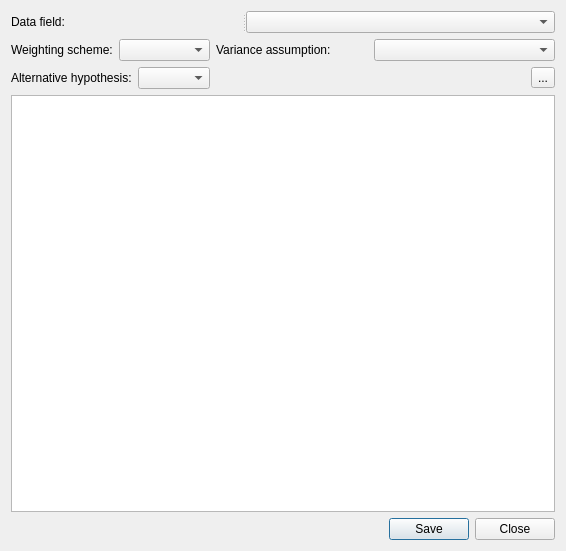
Above: plugin/local_dialog_base.ui from IZSVenezie/VetEpiGIS-Stat before the change. Below: the same form after it.
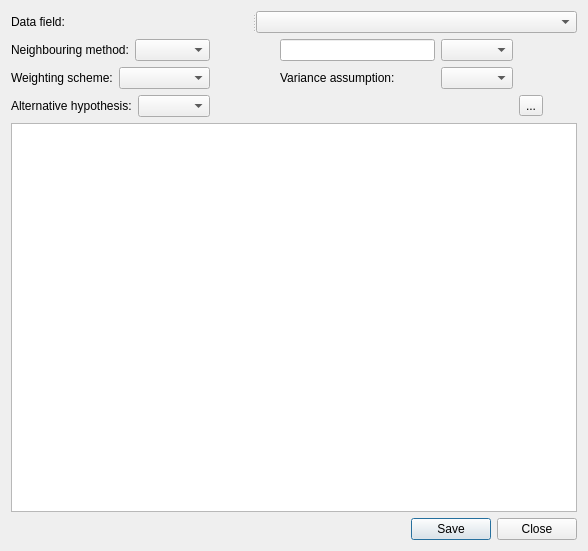
That is the form after the change.

What changed in the file:
```diff
--- a/plugin/local_dialog_base.ui
+++ b/plugin/local_dialog_base.ui
@@ -6,17 +6,15 @@
    <rect>
     <x>0</x>
     <y>0</y>
-    <width>566</width>
+    <width>588</width>
     <height>551</height>
    </rect>
   </property>
   <property name="windowTitle">
    <string>Dialog</string>
   </property>
-  <layout class="QGridLayout" name="gridLayout_4">
-   <item row="0" column="0">
     <layout class="QGridLayout" name="gridLayout_3">
-     <item row="0" column="0" colspan="4">
+   <item row="0" column="0" colspan="6">
       <widget class="QSplitter" name="splitter">
        <property name="orientation">
         <enum>Qt::Horizontal</enum>
@@ -37,7 +35,49 @@
       </widget>
      </item>
      <item row="1" column="0">
+    <widget class="QLabel" name="label_5">
+     <property name="text">
+      <string>Neighbouring method:</string>
+     </property>
+    </widget>
+   </item>
+   <item row="1" column="1">
+    <widget class="QComboBox" name="comboBox_5"/>
+   </item>
+   <item row="1" column="3">
+    <widget class="QLineEdit" name="lineEdit">
+     <property name="inputMethodHints">
+      <set>Qt::ImhNone</set>
+     </property>
+     <property name="inputMask">
+      <string/>
+     </property>
+     <property name="alignment">
+      <set>Qt::AlignRight|Qt::AlignTrailing|Qt::AlignVCenter</set>
+     </property>
+    </widget>
+   </item>
+   <item row="1" column="4">
+    <widget class="QComboBox" name="comboBox_6"/>
+   </item>
+   <item row="1" column="5">
+    <spacer name="horizontalSpacer_2">
+     <property name="orientation">
+      <enum>Qt::Horizontal</enum>
+     </property>
+     <property name="sizeHint" stdset="0">
+      <size>
+       <width>21</width>
+       <height>20</height>
+      </size>
+     </property>
+    </spacer>
+   </item>
+   <item row="2" column="0" colspan="2">
       <layout class="QGridLayout" name="gridLayout">
+     <item row="0" column="1">
+      <widget class="QComboBox" name="comboBox_2"/>
+     </item>
        <item row="0" column="0">
         <widget class="QLabel" name="label_2">
          <property name="text">
@@ -45,22 +85,32 @@
          </property>
         </widget>
        </item>
-       <item row="0" column="1">
-        <widget class="QComboBox" name="comboBox_2"/>
-       </item>
-      </layout>
-     </item>
-     <item row="1" column="1">
+    </layout>
+   </item>
+   <item row="2" column="2">
+    <spacer name="horizontalSpacer_3">
+     <property name="orientation">
+      <enum>Qt::Horizontal</enum>
+     </property>
+     <property name="sizeHint" stdset="0">
+      <size>
+       <width>39</width>
+       <height>20</height>
+      </size>
+     </property>
+    </spacer>
+   </item>
+   <item row="2" column="3">
       <widget class="QLabel" name="label_4">
        <property name="text">
         <string>Variance assumption:</string>
        </property>
       </widget>
      </item>
-     <item row="1" column="2" colspan="2">
+   <item row="2" column="4">
       <widget class="QComboBox" name="comboBox_4"/>
      </item>
-     <item row="2" column="0">
+   <item row="3" column="0" colspan="2">
       <layout class="QGridLayout" name="gridLayout_2">
        <item row="0" column="0">
         <widget class="QLabel" name="label_3">
@@ -74,36 +124,40 @@
        </item>
       </layout>
      </item>
-     <item row="2" column="1" colspan="2">
+   <item row="3" column="3" colspan="2">
       <spacer name="horizontalSpacer">
        <property name="orientation">
         <enum>Qt::Horizontal</enum>
        </property>
        <property name="sizeHint" stdset="0">
         <size>
-         <width>259</width>
+       <width>233</width>
          <height>20</height>
         </size>
        </property>
       </spacer>
      </item>
-     <item row="2" column="3">
+   <item row="3" column="5">
       <widget class="QToolButton" name="toolButton">
        <property name="text">
         <string>...</string>
        </property>
-      </widget>
-     </item>
-    </layout>
-   </item>
-   <item row="1" column="0">
+     <property name="iconSize">
+      <size>
+       <width>30</width>
+       <height>30</height>
+      </size>
+     </property>
+    </widget>
+   </item>
+   <item row="4" column="0" colspan="6">
     <widget class="QTableView" name="tableView">
      <property name="editTriggers">
       <set>QAbstractItemView::NoEditTriggers</set>
      </property>
     </widget>
    </item>
-   <item row="2" column="0">
+   <item row="5" column="3" colspan="3">
     <widget class="QDialogButtonBox" name="buttonBox">
      <property name="orientation">
       <enum>Qt::Horizontal</enum>
```
Lines whose indentation alone changed are shown as unchanged.
